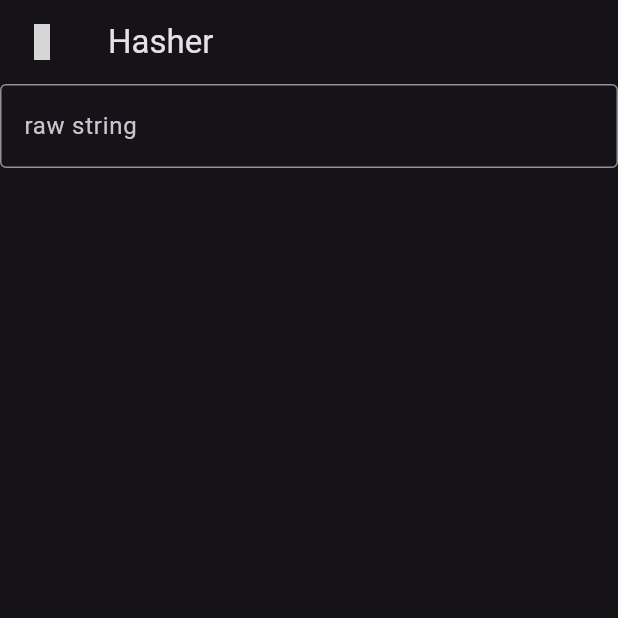
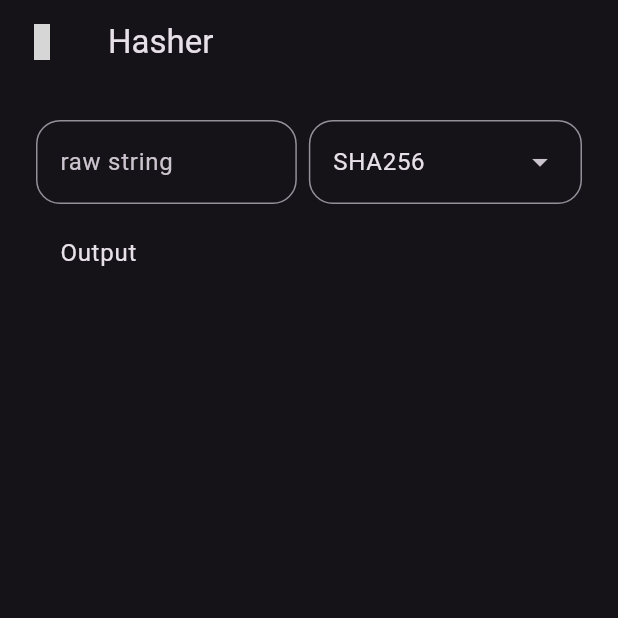
Before and after one commit to Venatrixx/hasher, a Flutter app: the screen it shows after launch, on a phone screen of 412 x 824 dp, the top half of it. Run offline on Flutter 3.47's test engine with Material 3 defaults, Android fonts, the phone set to English and light mode, and no system bars; our stand-ins replace material_symbols_icons; grey boxes are pictures that could not be loaded.

Commit message:
05.02.2026

```diff
--- a/lib/main_page.dart
+++ b/lib/main_page.dart
@@ -1,5 +1,9 @@
+import 'dart:convert';
+
 import 'package:flutter/material.dart';
+import 'package:flutter/services.dart';
 import 'package:material_symbols_icons/symbols.dart';
+import 'package:crypto/crypto.dart';
 
 class MainPage extends StatefulWidget {
   const MainPage({super.key});
@@ -10,7 +14,24 @@ class MainPage extends StatefulWidget {
 
 class _MainPageState extends State<MainPage> {
   final inputController = TextEditingController();
-  String? output;
+
+  bool get hasOutput => inputController.text.trim() != "";
+  String getOutput() {
+    if (!hasOutput) return "";
+    final bytes = utf8.encode(inputController.text);
+    final digest = algorithm.convert(bytes);
+    return digest.toString();
+  }
+
+  Hash algorithm = sha256;
+
+  String getAlgorithmName(Hash algorithm) => switch (algorithm) {
+    md5 => "MD5",
+    sha256 => "SHA256",
+    sha512 => "SHA512",
+    sha512256 => "SHA512/256",
+    _ => algorithm.toString(),
+  };
 
   @override
   void dispose() {
@@ -24,33 +45,80 @@ class _MainPageState extends State<MainPage> {
       appBar: AppBar(leading: Icon(Symbols.tag_rounded), title: Text("Hasher")),
 
       body: SafeArea(
+        child: Padding(
+          padding: const EdgeInsets.all(24.0),
           child: Column(
+            spacing: 8,
             children: [
               Row(
+                spacing: 8,
                 children: [
                   Expanded(
                     child: TextField(
                       controller: inputController,
                       decoration: InputDecoration(
-                      border: OutlineInputBorder(),
+                        border: OutlineInputBorder(borderRadius: .circular(16)),
                         labelText: "raw string",
+                        suffix: hasOutput
+                            ? IconButton(
+                                onPressed: () => setState(() {
+                                  inputController.text = "";
+                                }),
+                                icon: Icon(Symbols.close_rounded),
+                              )
+                            : null,
+                      ),
+                      onChanged: (value) => setState(() {}),
                     ),
                   ),
+
+                  DropdownMenu(
+                    initialSelection: algorithm,
+                    inputDecorationTheme: Theme.of(context).inputDecorationTheme
+                        .copyWith(
+                          border: OutlineInputBorder(
+                            borderRadius: .circular(16),
+                          ),
+                        ),
+                    menuStyle: MenuStyle(
+                      shape: WidgetStatePropertyAll(
+                        RoundedRectangleBorder(borderRadius: .circular(16)),
+                      ),
+                    ),
+                    dropdownMenuEntries: [
+                      for (final algorithm in [md5, sha256, sha512, sha512256])
+                        DropdownMenuEntry(
+                          value: algorithm,
+                          label: getAlgorithmName(algorithm),
+                        ),
+                    ],
+                    onSelected: (value) => setState(() {
+                      algorithm = value ?? algorithm;
+                    }),
                   ),
                 ],
               ),
 
-            if (output != null)
-              Row(
-                children: [
-                  Expanded(child: Text(output!)),
-                  IconButton(
-                    onPressed: () {},
-                    icon: Icon(Symbols.copy_all_rounded),
+              ListTile(
+                title: Text("Output"),
+                subtitle: Text(getOutput()),
+                trailing: hasOutput
+                    ? IconButton(
+                        tooltip: "Save to clipboard",
+                        onPressed: () async {
+                          await Clipboard.setData(
+                            ClipboardData(text: getOutput()),
+                          );
+                          ScaffoldMessenger.of(context).showSnackBar(
+                            SnackBar(content: Text("Saved hash to Clipboard!")),
+                          );
+                        },
+                        icon: Icon(Symbols.content_copy_rounded),
+                      )
+                    : null,
               ),
             ],
           ),
-          ],
         ),
       ),
     );
--- a/pubspec.yaml
+++ b/pubspec.yaml
@@ -7,6 +7,7 @@ environment:
   sdk: ^3.10.1
 
 dependencies:
+  crypto: ^3.0.7
   flutter:
     sdk: flutter
   material_symbols_icons: ^4.2906.0
```
Also changed, not shown: pubspec.lock. Lines whose indentation alone changed are shown as unchanged.
